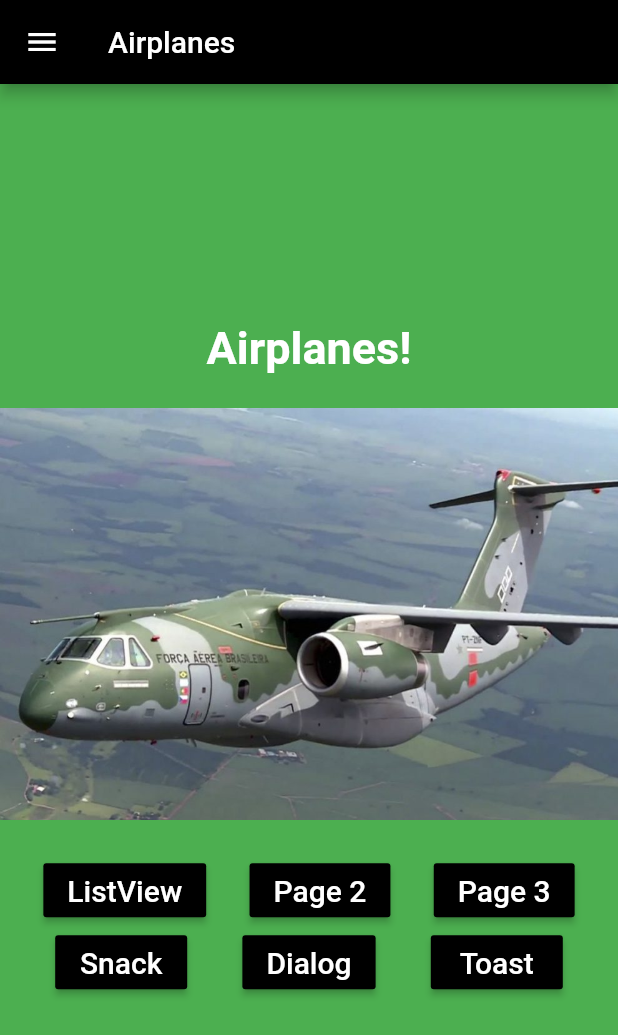
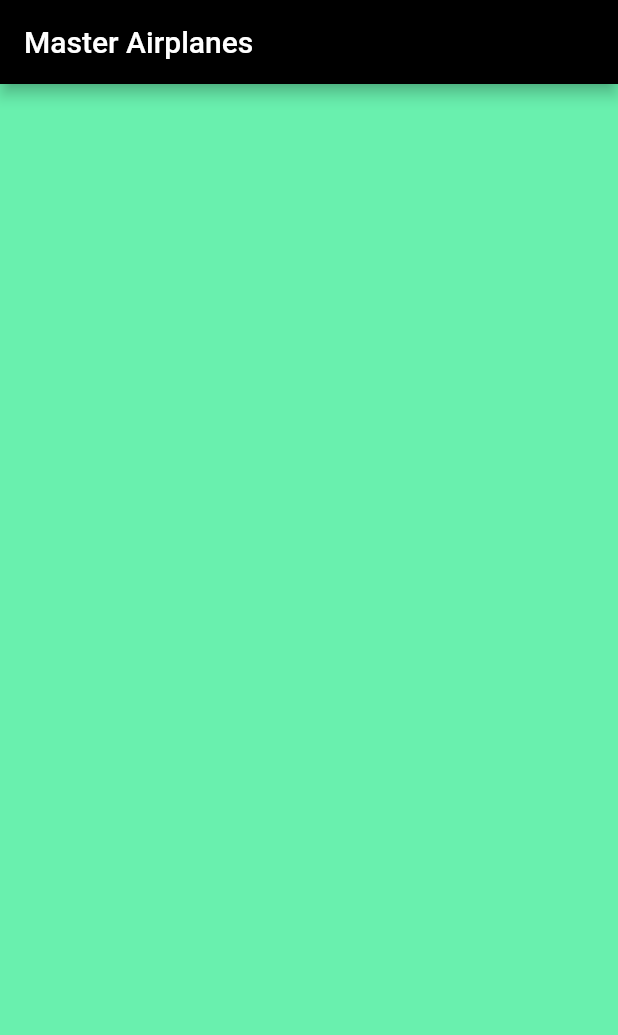
Before and after one commit to GabrielTavares99/app-airplanes-sandbox, a Flutter app: the screen it shows after launch, on a phone screen of 412 x 824 dp. Shown: the top 1035 px of the screen. Run offline on Flutter 3.47's test engine with Material 2 defaults, Android fonts, the phone set to English and light mode, and no system bars; our stand-ins replace fluttertoast.

Commit message:
config: setting default colors and themes and creating login page

```diff
--- a/lib/main.dart
+++ b/lib/main.dart
@@ -1,6 +1,5 @@
+import 'package:app_master_airplanes/pages/login_page.dart';
 import 'package:flutter/material.dart';
-
-import 'pages/home_page.dart';
 
 void main() {
   runApp(BarberShop());
@@ -12,21 +11,10 @@ class BarberShop extends StatelessWidget {
     return MaterialApp(
       debugShowCheckedModeBanner: false, //remove debugger banner
       theme: ThemeData(
-        primaryColor: Colors.black,
-      ),
-      home: HomePage(),
-    );
-  }
-
-  home() {
-    return Scaffold(
-      appBar: AppBar(
-          title: Text(
-        "Baby Barbershop",
-      )),
-      body: Container(
-        color: Colors.lightBlue,
-      ),
+          primaryColor: Colors.black,
+          brightness: Brightness.dark,
+          scaffoldBackgroundColor: Colors.greenAccent),
+      home: LoginPage(),
     );
   }
 }
--- a/lib/pages/home_page.dart
+++ b/lib/pages/home_page.dart
@@ -1,9 +1,9 @@
-import 'package:app_master_airplanes/pages/drawer_list.dart';
 import 'package:app_master_airplanes/pages/list_view_page.dart';
 import 'package:app_master_airplanes/pages/second_page.dart';
 import 'package:app_master_airplanes/pages/third_page.dart';
 import 'package:app_master_airplanes/utils/nav_util.dart';
 import 'package:app_master_airplanes/widgets/default_button.dart';
+import 'package:app_master_airplanes/widgets/drawer_list.dart';
 import 'package:flutter/material.dart';
 import 'package:fluttertoast/fluttertoast.dart';
 
--- /dev/null
+++ b/lib/pages/login_page.dart
@@ -0,0 +1,19 @@
+import 'package:flutter/material.dart';
+
+class LoginPage extends StatelessWidget {
+  @override
+  Widget build(BuildContext context) {
+    return Scaffold(
+      appBar: AppBar(
+        title: Text("Master Airplanes"),
+      ),
+      body: _body(),
+    );
+  }
+
+  _body() {
+    return Container(
+//      color: Colors.pinkAccent,
+        );
+  }
+}
```
Also changed, not shown: lib/widgets/drawer_list.dart (renamed from lib/pages/drawer_list.dart).
